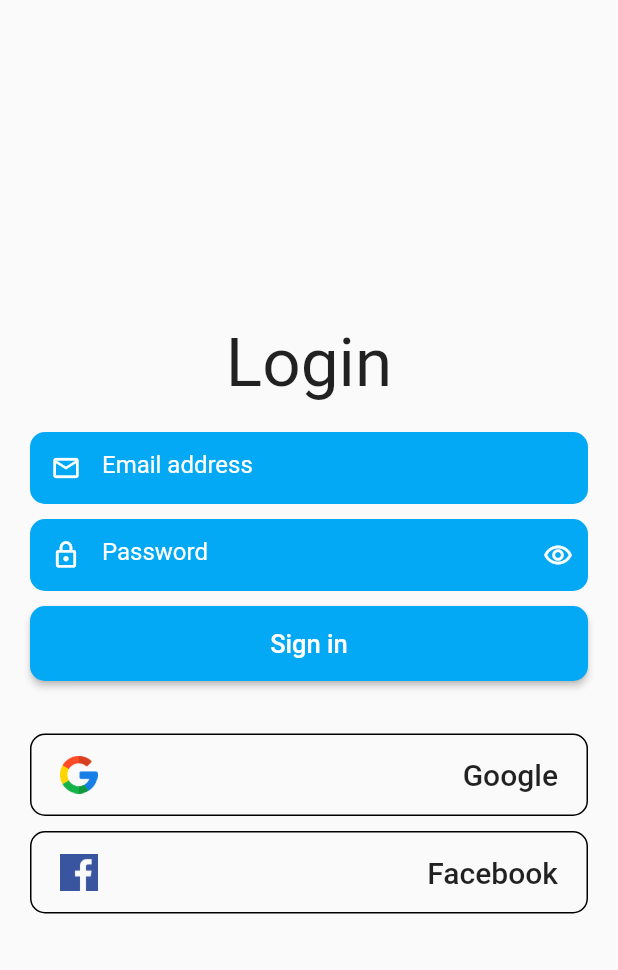
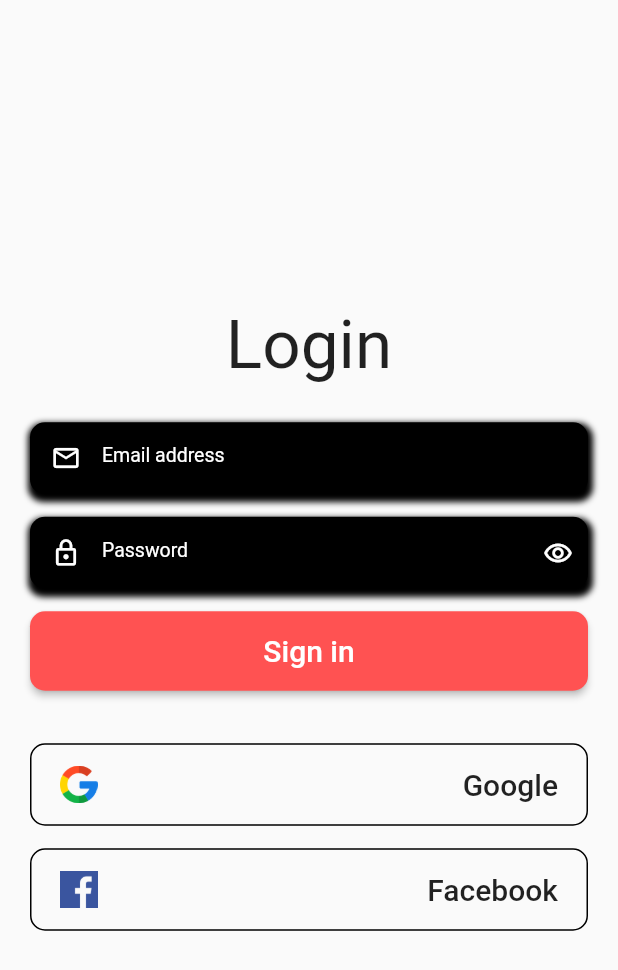
Before and after one commit to tomasmisutka/hockey_organizer, a Flutter app: the screen it shows after launch, on a phone screen of 412 x 824 dp. Shown: the top 970 px of the screen. Run offline on Flutter 3.47's test engine with Material 2 defaults, Android fonts, the phone set to English and light mode, and no system bars; our stand-ins replace animated_splash_screen, page_transition.

Commit message:
Login Screen&App Icon

```diff
--- a/lib/components/CustomTextField.dart
+++ b/lib/components/CustomTextField.dart
@@ -17,7 +17,15 @@ class _CustomTextFieldState extends State<CustomTextField> {
   @override
   Widget build(BuildContext context) {
     return Container(
-      decoration: BoxDecoration(color: Colors.lightBlue, borderRadius: BorderRadius.circular(10)),
+      decoration:
+          BoxDecoration(color: Colors.black, borderRadius: BorderRadius.circular(10), boxShadow: [
+        BoxShadow(
+          color: Colors.black,
+          blurRadius: 3,
+          spreadRadius: 2,
+          offset: Offset(1, 3),
+        )
+      ]),
       child: Row(
         children: [
           Expanded(
@@ -35,8 +43,12 @@ class _CustomTextFieldState extends State<CustomTextField> {
                   color: Colors.white,
                 ),
                 hintText: widget.isPasswordType == true ? 'Password' : 'Email address',
-                hintStyle: TextStyle(color: Colors.white),
+                hintStyle: TextStyle(color: Colors.white, fontSize: 13),
                 border: InputBorder.none,
+              ),
+              cursorColor: Colors.white,
+              style: TextStyle(
+                color: Colors.white,
               ),
               validator: (String password) {
                 if (password.trim().isEmpty) {
--- a/lib/screens/login_screen.dart
+++ b/lib/screens/login_screen.dart
@@ -35,7 +35,7 @@ class _LoginScreenState extends State<LoginScreen> {
 
   void focusPasswordTextField(String value) => _passwordNode.requestFocus();
 
-  Widget _buildSeparator() => const SizedBox(height: 10);
+  Widget _buildSeparator() => const SizedBox(height: 15);
 
   Widget _buildManualLogin() {
     return Column(
@@ -57,11 +57,11 @@ class _LoginScreenState extends State<LoginScreen> {
         ),
         _buildSeparator(),
         RaisedButton(
-          color: Colors.lightBlue,
+          color: Colors.redAccent,
           onPressed: () {},
           padding: EdgeInsets.symmetric(vertical: 15),
           shape: RoundedRectangleBorder(borderRadius: BorderRadius.circular(10)),
-          child: Text('Sign in', style: TextStyle(fontSize: 17)),
+          child: Text('Sign in', style: TextStyle(fontSize: 20)),
           textColor: Colors.white,
         ),
       ],
```
